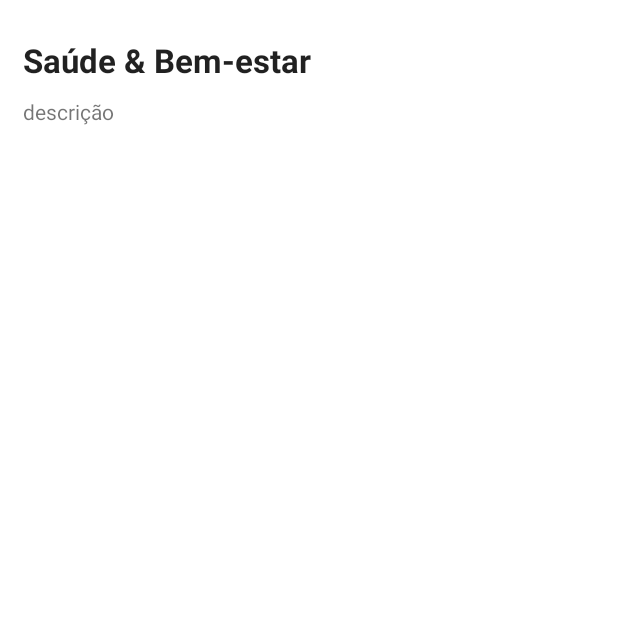
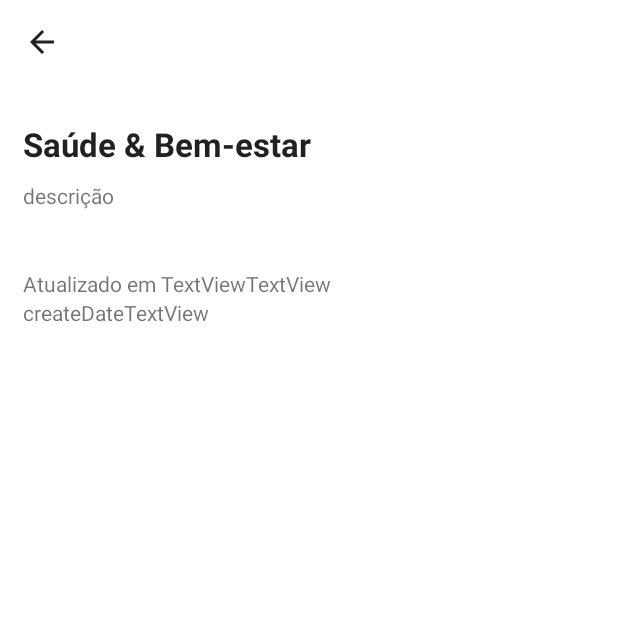
Before and after one commit to mwtelles/AlertNews, an Android app: the screen it shows after launch (NoticeActivity), after a tap on "14h00", on a phone screen of 412 x 824 dp, the top half of it. Run offline under Robolectric (Android 15) with nearby library versions, the phone set to English and light mode, and no system bars.

Commit message:
Back Button in Child Activity

```diff
--- a/ProvaTelles/app/src/main/AndroidManifest.xml
+++ b/ProvaTelles/app/src/main/AndroidManifest.xml
@@ -25,8 +25,7 @@
         </activity>
         <activity
             android:name=".controller.NoticeActivity"
-            android:parentActivityName=".controller.MainActivity"
-            android:exported="false">
+            android:parentActivityName=".controller.MainActivity">
             <meta-data
                 android:name="android.app.lib_name"
                 android:value="" />
--- a/ProvaTelles/app/src/main/java/com/example/provatelles/controller/MainActivity.java
+++ b/ProvaTelles/app/src/main/java/com/example/provatelles/controller/MainActivity.java
@@ -31,17 +31,14 @@ public class MainActivity extends AppCompatActivity {
 
                 String title = (String) ((TextView) view.findViewById(R.id.title_text)).getText();
                 String description = (String) ((TextView) view.findViewById(R.id.description_text)).getText();
-                String author = (String) ((TextView) view.findViewById(R.id.author_text)).getText();
 
                 Intent intent = new Intent(MainActivity.this, NoticeActivity.class);
 
                 Bundle object = new Bundle();
                 object.putString("title", title);
                 object.putString("description", description);
-                object.putString("author", author);
                 intent.putExtras(object);
                 startActivity(intent);
-                finish();
 
             }
         });
--- a/ProvaTelles/app/src/main/java/com/example/provatelles/controller/NoticeActivity.java
+++ b/ProvaTelles/app/src/main/java/com/example/provatelles/controller/NoticeActivity.java
@@ -1,8 +1,11 @@
 package com.example.provatelles.controller;
 
+import androidx.annotation.NonNull;
 import androidx.appcompat.app.AppCompatActivity;
+import androidx.appcompat.widget.Toolbar;
 
 import android.os.Bundle;
+import android.view.MenuItem;
 import android.widget.TextView;
 
 import com.example.provatelles.R;
@@ -14,6 +17,10 @@ public class NoticeActivity extends AppCompatActivity {
         super.onCreate(savedInstanceState);
         setContentView(R.layout.post);
 
+        Toolbar toolbar = findViewById(R.id.toolbar);
+        setSupportActionBar(toolbar);
+        setTitle("");
+        getSupportActionBar().setDisplayHomeAsUpEnabled(true);
 
         TextView title = findViewById(R.id.title_text);
         TextView description = findViewById(R.id.description_text);
@@ -28,4 +35,12 @@ public class NoticeActivity extends AppCompatActivity {
         description.setText(bundle.getString("description"));
         author.setText(bundle.getString("author"));
     }
+
+    @Override
+    public boolean onOptionsItemSelected(@NonNull MenuItem item) {
+        if (item.getItemId()==android.R.id.home){
+            finish();
+        }
+        return super.onOptionsItemSelected(item);
+    }
 }
--- a/ProvaTelles/app/src/main/java/com/example/provatelles/controller/adapters/NoticeAdapter.java
+++ b/ProvaTelles/app/src/main/java/com/example/provatelles/controller/adapters/NoticeAdapter.java
@@ -43,7 +43,6 @@ public class NoticeAdapter extends BaseAdapter {
         TextView textViewCreateTime = convertView.findViewById(R.id.createTime_text);
         TextView textViewTitle = convertView.findViewById(R.id.title_text);
         TextView textDescription = convertView.findViewById(R.id.description_text);
-        TextView textAuthor = convertView.findViewById(R.id.author_text);
 
         textViewCreateTime.setText(news.getCreate_time());
         textViewTitle.setText(news.getTitle());
--- a/ProvaTelles/app/src/main/res/layout/post.xml
+++ b/ProvaTelles/app/src/main/res/layout/post.xml
@@ -3,6 +3,21 @@
 <LinearLayout xmlns:android="http://schemas.android.com/apk/res/android"
     xmlns:app="http://schemas.android.com/apk/res-auto"
     xmlns:tools="http://schemas.android.com/tools"
+    android:layout_width="match_parent"
+    android:layout_height="match_parent"
+    android:orientation="vertical"
+    android:padding="0dp">
+
+    <androidx.appcompat.widget.Toolbar
+        android:id="@+id/toolbar"
+        android:layout_width="match_parent"
+        android:layout_height="wrap_content"
+        android:background="@color/white"
+        android:minHeight="?attr/actionBarSize"
+        android:theme="?attr/actionBarTheme"
+        app:navigationIcon="?attr/actionModeCloseDrawable" />
+
+    <LinearLayout
         android:layout_width="match_parent"
         android:layout_height="match_parent"
         android:orientation="vertical"
@@ -30,19 +45,86 @@
             android:layout_height="wrap_content"
             android:text="TextView"
             tools:layout_editor_absoluteX="16dp"
-        tools:layout_editor_absoluteY="66dp"
-        />
+            tools:layout_editor_absoluteY="66dp" />
+
         <Space
             android:layout_width="match_parent"
             android:layout_height="10dp" />
+
         <TextView
             android:id="@+id/author_text"
             android:layout_width="350dp"
             android:layout_height="wrap_content"
-        android:text="TextView"
+            android:text="AuthorName"
             tools:layout_editor_absoluteX="16dp"
-        tools:layout_editor_absoluteY="66dp"
-        />
+            tools:layout_editor_absoluteY="66dp" />
+
+        <Space
+            android:layout_width="match_parent"
+            android:layout_height="10dp" />
+
+        <LinearLayout
+            android:layout_width="wrap_content"
+            android:layout_height="wrap_content"
+            android:orientation="horizontal">
+
+            <TextView
+                android:id="@+id/textView3"
+                android:layout_width="wrap_content"
+                android:layout_height="wrap_content"
+                android:layout_weight="1"
+                android:text="Atualizado em " />
+
+            <TextView
+                android:id="@+id/updateDate_text"
+                android:layout_width="wrap_content"
+                android:layout_height="wrap_content"
+                android:text="TextView" />
+
+            <TextView
+                android:id="@+id/updateTime_text"
+                android:layout_width="wrap_content"
+                android:layout_height="wrap_content"
+                android:text="TextView" />
+
+        </LinearLayout>
+
+        <LinearLayout
+            android:layout_width="wrap_content"
+            android:layout_height="wrap_content"
+            android:orientation="horizontal">
+
+            <TextView
+                android:id="@+id/createDate_text"
+                android:layout_width="wrap_content"
+                android:layout_height="wrap_content"
+                android:layout_weight="1"
+                android:text="createDate" />
+
+            <TextView
+                android:id="@+id/createTime_text"
+                android:layout_width="wrap_content"
+                android:layout_height="wrap_content"
+                android:layout_weight="1"
+                android:text="TextView" />
+        </LinearLayout>
+    </LinearLayout>
+
+    <TextView
+        android:id="@+id/readTime_text"
+        android:layout_width="wrap_content"
+        android:layout_height="wrap_content"
+        android:text="TextView" />
+
+    <Space
+        android:layout_width="match_parent"
+        android:layout_height="10dp" />
+
+    <TextView
+        android:id="@+id/postContent_text"
+        android:layout_width="match_parent"
+        android:layout_height="wrap_content"
+        android:text="TextView" />
 
 
 </LinearLayout>
```
Lines whose indentation alone changed are shown as unchanged.
